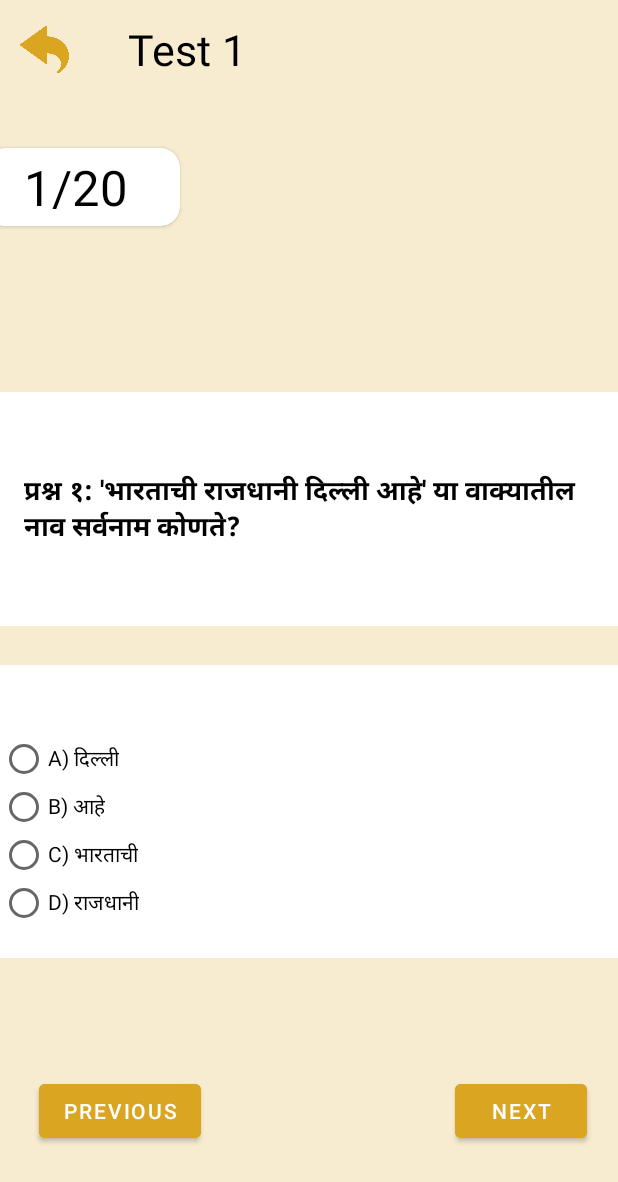
After one commit to KaranBankar/Police-Bharti, an Android app: the TestOneActivity screen opened directly, with no data from a screen before it, on a phone screen of 412 x 824 dp. The commit adds this screen. Shown: the top 1182 px of the screen. Run offline under Robolectric (Android 15) with nearby library versions, the phone set to English and light mode, and no system bars; our stand-ins replace sdp/ssp sizes.

Commit message:
Questions Added

```diff
--- a/app/src/main/java/com/example/policebharti/ChooseTestActivity.kt
+++ b/app/src/main/java/com/example/policebharti/ChooseTestActivity.kt
@@ -27,5 +27,11 @@ class ChooseTestActivity : AppCompatActivity() {
             startActivity(i)
             finish()
         }
+
+        binding.test1.setOnClickListener{
+            var i=Intent(this,TestOneActivity::class.java)
+            startActivity(i)
+            finish()
+        }
     }
 }
--- a/app/src/main/java/com/example/policebharti/HomeActivity.kt
+++ b/app/src/main/java/com/example/policebharti/HomeActivity.kt
@@ -66,6 +66,7 @@ class HomeActivity : AppCompatActivity() {
         binding.selctDistrictCard.setOnClickListener{
             var intent= Intent(this,DistrictSelectActivity::class.java)
             startActivity(intent)
+
         }
 
         binding.districtwisecard.setOnClickListener{
@@ -76,16 +77,19 @@ class HomeActivity : AppCompatActivity() {
         binding.syllabusCard.setOnClickListener{
             var i=Intent(this,Syllabus_PDF_Activity::class.java)
             startActivity(i)
+            finish()
         }
 
         binding.questionpapercard.setOnClickListener{
             var i=Intent(this,Question_Papre_PDF_Activity::class.java)
             startActivity(i)
+            finish()
         }
 
         binding.testcard.setOnClickListener{
             var i=Intent(this,ChooseTestActivity::class.java)
             startActivity(i)
+            finish()
         }
 
 
--- /dev/null
+++ b/app/src/main/java/com/example/policebharti/Question.kt
@@ -0,0 +1,8 @@
+package com.example.policebharti
+
+data class Question(
+    val id: Int,
+    val questionText: String,
+    val options: List<String>,
+    val correctAnswerIndex: Int
+)
--- a/app/src/main/java/com/example/policebharti/SignupActivity.kt
+++ b/app/src/main/java/com/example/policebharti/SignupActivity.kt
@@ -81,18 +81,7 @@ class SignupActivity : AppCompatActivity() {
 
         btn_send_otp.setOnClickListener {
             pb_send_otp.visibility=View.VISIBLE
-            Handler().postDelayed(Runnable {
-                if (ContextCompat.checkSelfPermission(this, Manifest.permission.SEND_SMS) != PackageManager.PERMISSION_GRANTED) {
-                    ActivityCompat.requestPermissions(this, arrayOf(Manifest.permission.SEND_SMS), 1)
-                } else {
-                    val smsSender:SmsSenderClass=SmsSenderClass()
-                    smsSender.sendmassage(et_mobile.text.toString(),"3434")
-                    sendSMS(et_mobile.text.toString(), "2020")
-                }
-                  tv_send_otp.visibility=View.VISIBLE
-                pb_send_otp.visibility=View.INVISIBLE
-
-            },2000)
+            et_mobile.text.toString();
         }
 
     }
--- a/app/src/main/java/com/example/policebharti/SmsSenderClass.java
+++ /dev/null
@@ -1,11 +0,0 @@
-package com.example.policebharti;
-
-import android.telephony.SmsManager;
-
-public class SmsSenderClass {
-    public void sendmassage(String mob,String msg){
-        SmsManager smsManager=SmsManager.getDefault();
-        smsManager.sendTextMessage(mob,null,msg,null,null);
-
-    }
-}
--- /dev/null
+++ b/app/src/main/java/com/example/policebharti/TestOneActivity.kt
@@ -0,0 +1,116 @@
+package com.example.policebharti
+
+import android.os.Bundle
+import android.widget.Button
+import android.widget.RadioButton
+import android.widget.RadioGroup
+import android.widget.TextView
+import android.widget.Toast
+import androidx.activity.enableEdgeToEdge
+import androidx.appcompat.app.AppCompatActivity
+import androidx.core.view.ViewCompat
+import androidx.core.view.WindowInsetsCompat
+
+class TestOneActivity : AppCompatActivity() {
+
+    private var currentQuestionIndex = 0
+    private lateinit var questionList: List<Question>
+    override fun onCreate(savedInstanceState: Bundle?) {
+        super.onCreate(savedInstanceState)
+        enableEdgeToEdge()
+        setContentView(R.layout.activity_test_one)
+        ViewCompat.setOnApplyWindowInsetsListener(findViewById(R.id.main)) { v, insets ->
+            val systemBars = insets.getInsets(WindowInsetsCompat.Type.systemBars())
+            v.setPadding(systemBars.left, systemBars.top, systemBars.right, systemBars.bottom)
+            insets
+        }
+
+        questionList = loadQuestions() // Load or fetch questions
+
+        displayQuestion(currentQuestionIndex)
+
+        findViewById<Button>(R.id.btnNext).setOnClickListener {
+            // Logic to move to next question
+            currentQuestionIndex++
+            if (currentQuestionIndex < questionList.size) {
+                displayQuestion(currentQuestionIndex)
+            } else {
+                // End of quiz
+                Toast.makeText(this, "Quiz finished!", Toast.LENGTH_SHORT).show()
+            }
+        }
+
+
+        findViewById<Button>(R.id.btnNext).setOnClickListener {
+            val selectedOptionId = findViewById<RadioGroup>(R.id.rgOptions).checkedRadioButtonId
+            if (selectedOptionId != -1) {
+                val isCorrect = selectedOptionId == questionList[currentQuestionIndex].correctAnswerIndex
+                if (isCorrect) {
+                    // Increase the score
+                    Toast.makeText(this, "Correct!", Toast.LENGTH_SHORT).show()
+                } else {
+                    // Show incorrect answer
+                    Toast.makeText(this, "Incorrect!", Toast.LENGTH_SHORT).show()
+                }
+                currentQuestionIndex++
+                if (currentQuestionIndex < questionList.size) {
+                    displayQuestion(currentQuestionIndex)
+                } else {
+                    // End of quiz
+                    Toast.makeText(this, "Quiz finished!", Toast.LENGTH_SHORT).show()
+                }
+            } else {
+                Toast.makeText(this, "Please select an option", Toast.LENGTH_SHORT).show()
+            }
+        }
+
+    }
+
+    private fun displayQuestion(index: Int) {
+        val question = questionList[index]
+        findViewById<TextView>(R.id.tvQuestion).text = question.questionText
+
+        val radioGroup = findViewById<RadioGroup>(R.id.rgOptions)
+        radioGroup.removeAllViews()
+
+        // Dynamically add options as radio buttons
+        question.options.forEachIndexed { i, option ->
+            val radioButton = RadioButton(this)
+            radioButton.text = option
+            radioButton.id = i
+            radioGroup.addView(radioButton)
+        }
+    }
+
+    private fun loadQuestions(): List<Question> {
+        return listOf(
+            Question(1, "प्रश्न १: 'भारताची राजधानी दिल्ली आहे' या वाक्यातील नाव सर्वनाम कोणते?", listOf("A) दिल्ली", "B) आहे", "C) भारताची", "D) राजधानी"), 3),
+            Question(2, "प्रश्न २: 'तो फार चांगला मुलगा आहे' या वाक्यातील विशेषण कोणते?", listOf("A) तो", "B) चांगला", "C) मुलगा", "D) आहे"), 1),
+            Question(3,"प्रश्न ३: 'सूर्य पूर्वेला उगवतो' या वाक्यातील क्रियापद कोणते?", listOf("A) सूर्य","B) पूर्वेला","C) उगवतो","D) वाक्य नाही"),2),
+            Question(4,"प्रश्न ४: 'सागर जसा शांत असतो, तसा तो आहे' या वाक्यातील तुलना कशाशी केली आहे?", listOf("A) वारा","B) आकाश","C) सागर","D) नदी"),2),
+            Question(5,"प्रश्न ५: 'तिच्या' या शब्दाचा प्रकार कोणता आहे?", listOf("A) सर्वनाम","B) नाम","C) क्रियापद","D) विशेषण"),0),
+            Question(6,"प्रश्न १: एका विशिष्ट सांकेतिक भाषेत 'CAT' शब्द 'DBU' असा लिहिला जातो. तर 'DOG' कसा लिहिला जाईल?", listOf("A) EPH","B) EPHI","C) DPH","D) EOG"),0),
+            Question(7,"प्रश्न २: समजा, क्रमात असलेले 2, 4, 8, 16, ... यापुढील संख्या कोणती असेल?", listOf("A) 24","B) 30","C) 32","D) 40"),2),
+            Question(8,"प्रश्न ३: तीन नावे एकाच वेळी नदीच्या पाण्यात उतरली. समजा, पाणी वर वर जाण्याच्या क्रमाने असलेल्या नावांचा क्रम 'C', 'B', 'A' आहे. तर सर्वात शेवटी कोणता नाव पाण्यात उतरेल?", listOf("A) A","B) B","C) C","D) नाव क्रमात नसतील"),0),
+            Question(9,"प्रश्न ४: एका वेळी फक्त एका प्रश्नाचे उत्तर देता येईल. समजा, एका कोड्यात चार प्रश्न आहेत. यात उत्तर काढण्यासाठी किती वेळा प्रश्न विचारावे लागतील?", listOf("A) 1","B) 2","C) 3","D) 4"),3),
+            Question(10,"प्रश्न ५: एका खोलीत 4 माणसे बसलेली आहेत. जर प्रत्येकाने प्रत्येकाशी हस्तांदोलन केले, तर एकूण हस्तांदोलन किती होतील?", listOf("A) 6","B) 12","C) 10","D) 8"),0),
+            Question(11,"प्रश्न १: ८, १२, २०, ३२ या अंकांत पुढील संख्या कोणती असेल?", listOf("A) ४८","B) ५०","C) ४२","D) ४०"),3),
+            Question(12,"प्रश्न २: ५ कि.मी. चे मीटर मध्ये रूपांतर करा.", listOf("A) ५०० मीटर","B) ५००० मीटर","C) ५५०० मीटर","D) ५०००० मीटर"),1),
+            Question(13,"प्रश्न ३: १२x१२ किती आहे?", listOf("A) १४४","B) १२८","C) १५६","D) १३२"),0),
+            Question(14,"प्रश्न ४: एका संख्येचे २०% म्हणजे ५० आहे. तर ती संख्या किती असेल?", listOf("A) २००","B) २५०","C) १००","D) १५०"),0),
+            Question(15,"प्रश्न ५: एका वस्त्रावर ४०% सूट आहे, तर ५०० रुपयांच्या वस्त्रावर सवलतीनंतरची किंमत किती?", listOf("A) ३००","B) ४००","C) २००","D) ३५०"),0),
+            Question(16,"प्रश्न १: एका समभुज त्रिकोणातील प्रत्येक कोनाचे माप किती आहे?", listOf("A) 90°","B) 60°","C) 120°","D) 45°"),1),
+            Question(17,"प्रश्न २: एका त्रिकोणाच्या दोन बाजू अनुक्रमे 7 आणि 9 आहेत. जर तिसरी बाजू 12 असेल, तर त्रिकोणाचे क्षेत्रफळ शोधा. (हीरोनचे सूत्र वापरा)", listOf("A) 30","B) 18","C) 27.93","D) 24"),2),
+            Question(18,"प्रश्न ३: एका वृत्ताच्या एका तुकड्याचे क्षेत्रफळ 50 मीटर^2 आहे आणि त्याचा कोन 60° आहे. तर संपूर्ण वृत्ताचे क्षेत्रफळ किती आहे?", listOf("A) 300 मीटर^2","B) 360 मीटर^2","C) 180 मीटर^2","D) 150 मीटर^2"),0),
+            Question(19,"6. Who is Father Of Indian Constitution ?", listOf("Nehru","Dr.Ambedkar","Sir Jedeja","Mohit Pilani"),1),
+            Question(20,"6. Who is Father Of Indian Constitution ?", listOf("Nehru","Dr.Ambedkar","Sir Jedeja","Mohit Pilani"),1),
+            Question(21,"6. Who is Father Of Indian Constitution ?", listOf("Nehru","Dr.Ambedkar","Sir Jedeja","Mohit Pilani"),1),
+            Question(22,"6. Who is Father Of Indian Constitution ?", listOf("Nehru","Dr.Ambedkar","Sir Jedeja","Mohit Pilani"),1),
+            Question(23,"6. Who is Father Of Indian Constitution ?", listOf("Nehru","Dr.Ambedkar","Sir Jedeja","Mohit Pilani"),1),
+            Question(24,"6. Who is Father Of Indian Constitution ?", listOf("Nehru","Dr.Ambedkar","Sir Jedeja","Mohit Pilani"),1),
+            Question(25,"6. Who is Father Of Indian Constitution ?", listOf("Nehru","Dr.Ambedkar","Sir Jedeja","Mohit Pilani"),1),
+
+
+        )
+    }
+}
--- a/app/src/main/res/layout/activity_choose_test.xml
+++ b/app/src/main/res/layout/activity_choose_test.xml
@@ -36,7 +36,8 @@
             android:layout_height="@dimen/_50sdp"
             app:strokeWidth="@dimen/_1sdp"
             android:backgroundTint="@color/white"
-            app:strokeColor="@color/primary">
+            app:strokeColor="@color/primary"
+            android:id="@+id/test1">
 
             <TextView
                 android:layout_width="wrap_content"
--- a/app/src/main/res/layout/activity_district_select.xml
+++ b/app/src/main/res/layout/activity_district_select.xml
@@ -863,6 +863,4 @@
 
         </LinearLayout>
     </ScrollView>
-
-
 </LinearLayout>
--- a/app/src/main/res/layout/activity_syllabus_pdf.xml
+++ b/app/src/main/res/layout/activity_syllabus_pdf.xml
@@ -39,7 +39,7 @@
 
             <ImageView
                 android:layout_width="@dimen/_130sdp"
-                android:layout_height="@dimen/_200sdp"
+                android:layout_height="@dimen/_170sdp"
                 android:src="@drawable/pdf"
                 android:layout_gravity="center"
                 android:layout_marginTop="@dimen/_40sdp"/>
--- /dev/null
+++ b/app/src/main/res/layout/activity_test_one.xml
@@ -0,0 +1,152 @@
+<?xml version="1.0" encoding="utf-8"?>
+<LinearLayout xmlns:android="http://schemas.android.com/apk/res/android"
+    xmlns:app="http://schemas.android.com/apk/res-auto"
+    xmlns:tools="http://schemas.android.com/tools"
+    android:id="@+id/main"
+    android:layout_width="match_parent"
+    android:layout_height="match_parent"
+    android:orientation="vertical"
+    android:background="@color/secondary"
+    tools:context=".TestOneActivity">
+
+    <LinearLayout
+        android:layout_width="match_parent"
+        android:layout_height="wrap_content"
+        android:background="@color/secondary"
+        android:orientation="horizontal">
+
+        <ImageView
+            android:layout_width="@dimen/_25sdp"
+            android:layout_height="@dimen/_30sdp"
+            android:src="@drawable/back"
+            android:id="@+id/back"
+            android:layout_margin="@dimen/_10sdp"/>
+
+        <TextView
+            android:layout_width="wrap_content"
+            android:layout_height="wrap_content"
+            android:text="Test 1"
+            android:textSize="@dimen/_22sdp"
+            android:textColor="@color/black"
+            android:textStyle="normal"
+            android:layout_gravity="center"
+            android:layout_marginLeft="@dimen/_20sdp"/>
+    </LinearLayout>
+
+    <LinearLayout
+        android:layout_width="match_parent"
+        android:layout_marginTop="@dimen/_20sdp"
+        android:layout_height="@dimen/_50sdp">
+
+        <androidx.cardview.widget.CardView
+            android:layout_width="@dimen/_100sdp"
+            android:layout_height="@dimen/_40sdp"
+            android:layout_gravity="center"
+            android:layout_marginLeft="-10dp"
+            app:cardCornerRadius="@dimen/_10sdp">
+
+            <LinearLayout
+                android:layout_width="match_parent"
+                android:layout_height="match_parent"
+                android:orientation="horizontal">
+
+                <TextView
+                    android:layout_width="wrap_content"
+                    android:layout_height="wrap_content"
+                    android:text="1"
+                    android:textColor="@color/black"
+                    android:layout_marginLeft="@dimen/_20sdp"
+                    android:textSize="@dimen/_25sdp"
+                    android:layout_gravity="center"/>
+
+                <TextView
+                    android:layout_width="wrap_content"
+                    android:layout_height="wrap_content"
+                    android:text="/20"
+                    android:textColor="@color/black"
+                    android:textSize="@dimen/_25sdp"
+                    android:layout_gravity="center"/>
+            </LinearLayout>
+        </androidx.cardview.widget.CardView>
+
+    </LinearLayout>
+
+
+    <LinearLayout
+        android:layout_width="match_parent"
+        android:layout_height="match_parent"
+        android:orientation="vertical">
+
+        <LinearLayout
+            android:layout_width="match_parent"
+            android:layout_marginTop="@dimen/_80sdp"
+            android:layout_height="@dimen/_120sdp"
+            android:background="@color/white"
+            android:orientation="horizontal">
+
+        <!-- Question Text -->
+        <TextView
+            android:id="@+id/tvQuestion"
+            android:layout_width="wrap_content"
+            android:layout_height="wrap_content"
+            android:text="Question will appear here"
+            android:textSize="18sp"
+            android:textStyle="bold"
+            android:textColor="@color/black"
+            android:layout_gravity="center"
+            android:padding="16dp" />
+
+        </LinearLayout>
+
+
+        <LinearLayout
+            android:layout_width="match_parent"
+            android:layout_height="@dimen/_150sdp"
+            android:background="@color/white"
+            android:layout_marginTop="@dimen/_20sdp"
+            android:orientation="horizontal">
+            <RadioGroup
+                android:id="@+id/rgOptions"
+                android:layout_width="wrap_content"
+                android:layout_gravity="center"
+                android:layout_marginTop="@dimen/_10sdp"
+
+                android:backgroundTint="@color/primary"
+                android:layout_height="wrap_content"
+                android:orientation="vertical">
+
+            </RadioGroup>
+
+        </LinearLayout>
+
+        <LinearLayout
+            android:layout_width="match_parent"
+            android:layout_height="match_parent"
+            android:orientation="horizontal">
+
+            <Button
+                android:id="@+id/btnPre"
+                android:layout_width="wrap_content"
+                android:layout_marginTop="@dimen/_60sdp"
+                android:layout_height="wrap_content"
+                android:backgroundTint="@color/primary"
+                android:text="Previous"
+                android:layout_marginLeft="@dimen/_20sdp"
+                android:layout_marginRight="@dimen/_10sdp"/>
+        <Button
+            android:id="@+id/btnNext"
+            android:layout_width="wrap_content"
+            android:layout_marginTop="@dimen/_60sdp"
+            android:layout_height="wrap_content"
+            android:backgroundTint="@color/primary"
+            android:layout_marginLeft="@dimen/_120sdp"
+            android:text="Next"
+            android:layout_marginRight="@dimen/_10sdp"/>
+
+
+        </LinearLayout>
+
+
+    </LinearLayout>
+
+</LinearLayout>
```
Also changed, not shown: app/src/main/AndroidManifest.xml (+10 -6 lines).
